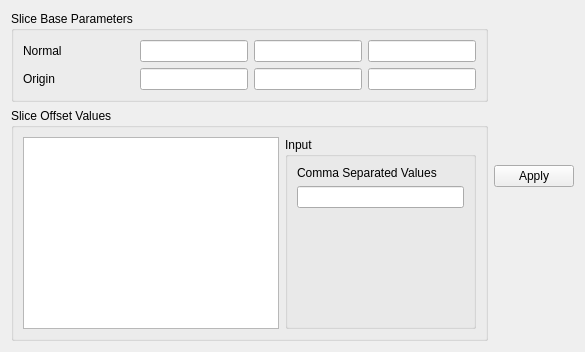
CDAT/VisTrails, file vistrails/packages/pvclimate/pvslice_widget.ui: the form before one commit.
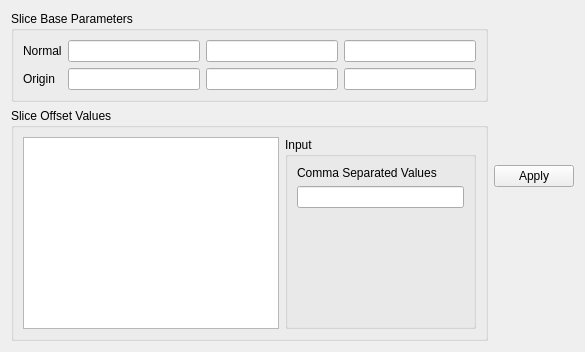
The form after the commit.

Commit message: Updated GUI for the slice representation

Patch:
```diff
--- a/vistrails/packages/pvclimate/pvslice_widget.ui
+++ b/vistrails/packages/pvclimate/pvslice_widget.ui
@@ -19,11 +19,11 @@
      <property name="title">
       <string>Slice Base Parameters</string>
      </property>
+     <layout class="QVBoxLayout" name="verticalLayout_7">
+      <item>
      <layout class="QHBoxLayout" name="horizontalLayout_4">
       <item>
-       <layout class="QVBoxLayout" name="verticalLayout">
-        <item>
-         <layout class="QHBoxLayout" name="horizontalLayout_2" stretch="1,0,0,0">
+         <layout class="QVBoxLayout" name="verticalLayout_2">
           <item>
            <widget class="QLabel" name="label_2">
             <property name="text">
@@ -32,6 +32,19 @@
            </widget>
           </item>
           <item>
+           <widget class="QLabel" name="label">
+            <property name="text">
+             <string>Origin</string>
+            </property>
+           </widget>
+          </item>
+         </layout>
+        </item>
+        <item>
+         <layout class="QVBoxLayout" name="verticalLayout">
+          <item>
+           <layout class="QHBoxLayout" name="horizontalLayout_2" stretch="0,0,0">
+            <item>
            <widget class="QLineEdit" name="sliceNormalXLineEdit"/>
           </item>
           <item>
@@ -43,14 +56,7 @@
          </layout>
         </item>
         <item>
-         <layout class="QHBoxLayout" name="horizontalLayout" stretch="1,0,0,0">
-          <item>
-           <widget class="QLabel" name="label">
-            <property name="text">
-             <string>Origin</string>
-            </property>
-           </widget>
-          </item>
+           <layout class="QHBoxLayout" name="horizontalLayout" stretch="0,0,0">
           <item>
            <widget class="QLineEdit" name="sliceOriginXLineEdit"/>
           </item>
@@ -65,6 +71,8 @@
        </layout>
       </item>
      </layout>
+      </item>
+     </layout>
     </widget>
    </item>
    <item row="0" column="1" rowspan="2">
```
Left out of the diff: 14 changed lines with no effect on the pictures. Lines whose indentation alone changed are shown as unchanged. The commit also changes 4 other files.
